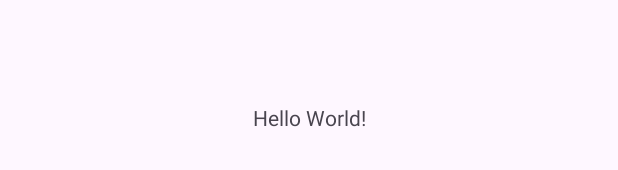
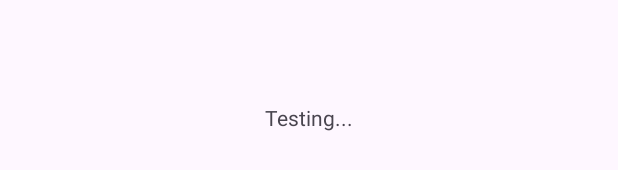
Before and after one commit to sumiran0722/automatic-watering, an Android app: the layout activity_main.xml on its own in the app's theme, with its tools: preview values and no code run, on a phone screen of 412 x 824 dp. Shown: the part 501-671 px from the top of the screen. Run offline under Robolectric (Android 15) with nearby library versions, the phone set to English and light mode, and no system bars.

Commit message:
branch test

```diff
--- a/app/src/main/res/layout/activity_main.xml
+++ b/app/src/main/res/layout/activity_main.xml
@@ -9,7 +9,7 @@
     <TextView
         android:layout_width="wrap_content"
         android:layout_height="wrap_content"
-        android:text="Hello World!"
+        android:text="Testing..."
         app:layout_constraintBottom_toBottomOf="parent"
         app:layout_constraintEnd_toEndOf="parent"
         app:layout_constraintStart_toStartOf="parent"
```
